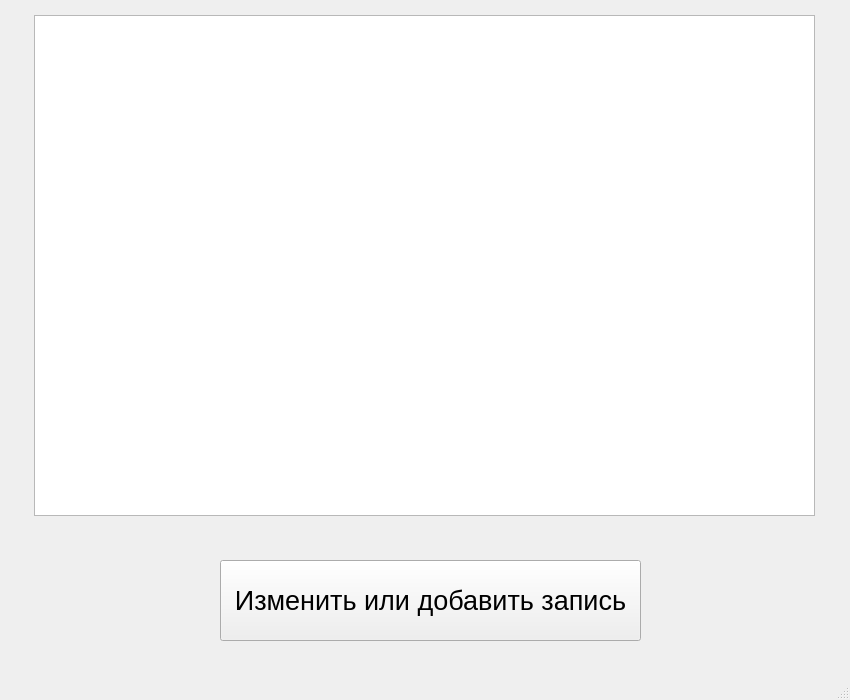
Old version of the form main.ui in the repository pepshot/kapuchino.
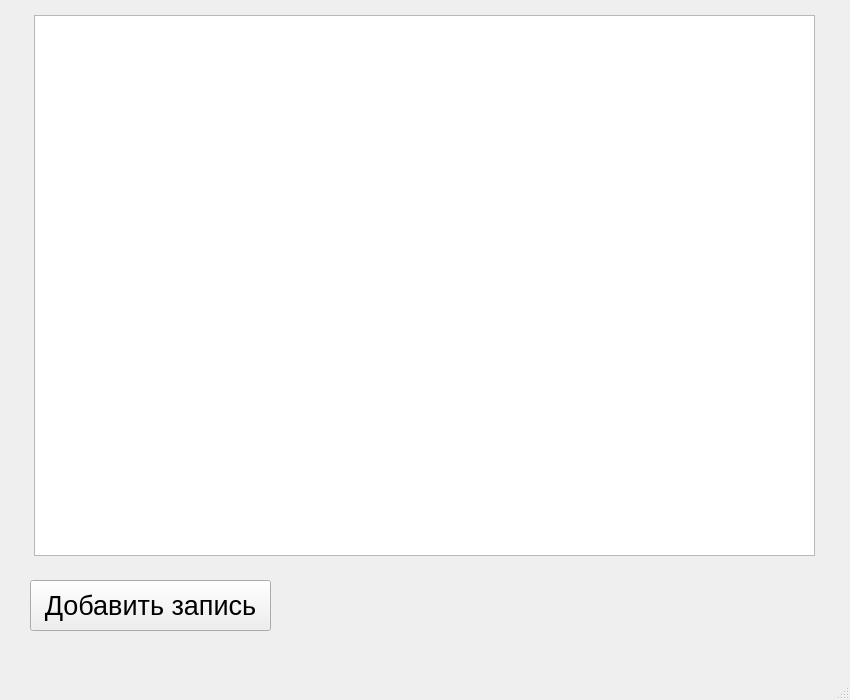
New version of the form.

```diff
--- a/main.ui
+++ b/main.ui
@@ -20,17 +20,17 @@
       <x>34</x>
       <y>15</y>
       <width>781</width>
-      <height>501</height>
+      <height>541</height>
      </rect>
     </property>
    </widget>
    <widget class="QPushButton" name="pushButton">
     <property name="geometry">
      <rect>
-      <x>220</x>
-      <y>560</y>
-      <width>421</width>
-      <height>81</height>
+      <x>30</x>
+      <y>580</y>
+      <width>241</width>
+      <height>51</height>
      </rect>
     </property>
     <property name="font">
@@ -39,7 +39,7 @@
      </font>
     </property>
     <property name="text">
-     <string>Изменить или добавить запись</string>
+     <string>Добавить запись</string>
     </property>
    </widget>
   </widget>
```
